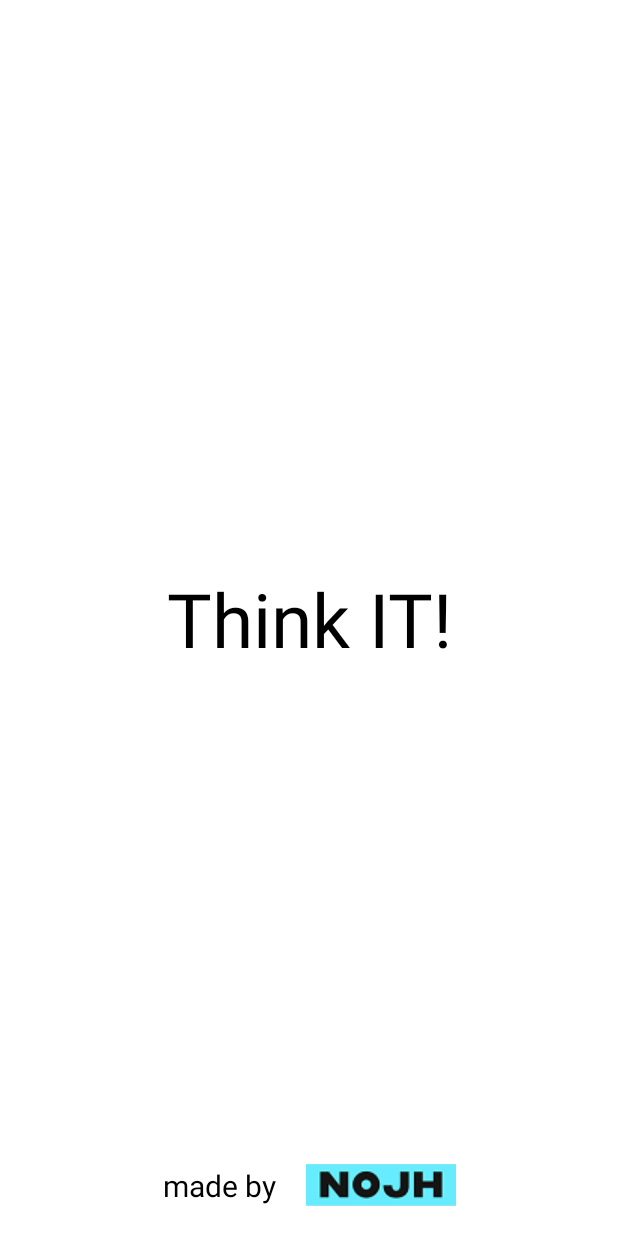
After one commit to chlqudco/ThinkIT, an Android app: the SplashActivity screen opened directly, with no data from a screen before it, on a phone screen of 412 x 824 dp. The commit adds this screen. Run offline under Robolectric (Android 15) with nearby library versions, the phone set to English and light mode, and no system bars.

Commit message:
SetUp 및 스플래시 화면 구현

```diff
--- /dev/null
+++ b/app/src/main/java/com/chlqudco/develop/thinkit/domain/Usecase.kt
@@ -0,0 +1,4 @@
+package com.chlqudco.develop.thinkit.domain
+
+interface Usecase {
+}
--- a/app/src/main/java/com/chlqudco/develop/thinkit/MainActivity.kt
+++ b/app/src/main/java/com/chlqudco/develop/thinkit/presentation/main/MainActivity.kt
@@ -1,11 +1,15 @@
-package com.chlqudco.develop.thinkit
+package com.chlqudco.develop.thinkit.presentation.main
 
 import androidx.appcompat.app.AppCompatActivity
 import android.os.Bundle
+import androidx.appcompat.app.AppCompatDelegate
+import com.chlqudco.develop.thinkit.R
 
 class MainActivity : AppCompatActivity() {
     override fun onCreate(savedInstanceState: Bundle?) {
         super.onCreate(savedInstanceState)
         setContentView(R.layout.activity_main)
+        //다크모드 금지
+        AppCompatDelegate.setDefaultNightMode(AppCompatDelegate.MODE_NIGHT_NO)
     }
 }
--- /dev/null
+++ b/app/src/main/java/com/chlqudco/develop/thinkit/presentation/splash/SplashActivity.kt
@@ -0,0 +1,23 @@
+package com.chlqudco.develop.thinkit.presentation.splash
+
+import android.annotation.SuppressLint
+import android.content.Intent
+import androidx.appcompat.app.AppCompatActivity
+import android.os.Bundle
+import androidx.appcompat.app.AppCompatDelegate
+import com.chlqudco.develop.thinkit.R
+import com.chlqudco.develop.thinkit.presentation.main.MainActivity
+
+@SuppressLint("CustomSplashScreen")
+class SplashActivity : AppCompatActivity() {
+    override fun onCreate(savedInstanceState: Bundle?) {
+        super.onCreate(savedInstanceState)
+        setContentView(R.layout.activity_splash)
+
+        //다크모드 금지
+        AppCompatDelegate.setDefaultNightMode(AppCompatDelegate.MODE_NIGHT_NO)
+
+        val intent = Intent(this, MainActivity::class.java)
+        startActivity(intent)
+    }
+}
--- a/app/src/main/res/layout/activity_main.xml
+++ b/app/src/main/res/layout/activity_main.xml
@@ -4,12 +4,12 @@
     xmlns:tools="http://schemas.android.com/tools"
     android:layout_width="match_parent"
     android:layout_height="match_parent"
-    tools:context=".MainActivity">
+    tools:context=".presentation.main.MainActivity">
 
     <TextView
         android:layout_width="wrap_content"
         android:layout_height="wrap_content"
-        android:text="Hello World!"
+        android:text="메인!"
         app:layout_constraintBottom_toBottomOf="parent"
         app:layout_constraintEnd_toEndOf="parent"
         app:layout_constraintStart_toStartOf="parent"
--- /dev/null
+++ b/app/src/main/res/layout/activity_splash.xml
@@ -0,0 +1,45 @@
+<?xml version="1.0" encoding="utf-8"?>
+<androidx.constraintlayout.widget.ConstraintLayout xmlns:android="http://schemas.android.com/apk/res/android"
+    xmlns:app="http://schemas.android.com/apk/res-auto"
+    xmlns:tools="http://schemas.android.com/tools"
+    android:layout_width="match_parent"
+    android:layout_height="match_parent"
+    tools:context=".presentation.splash.SplashActivity">
+
+    <TextView
+        app:layout_constraintStart_toStartOf="parent"
+        app:layout_constraintEnd_toEndOf="parent"
+        app:layout_constraintTop_toTopOf="parent"
+        app:layout_constraintBottom_toBottomOf="parent"
+        android:text="Think IT!"
+        android:textSize="50sp"
+        android:textColor="@color/black"
+        android:layout_width="wrap_content"
+        android:layout_height="wrap_content"
+        tools:ignore="HardcodedText" />
+
+    <TextView
+        android:id="@+id/SplashMadeByTextView"
+        android:layout_width="wrap_content"
+        android:layout_height="wrap_content"
+        android:text="made by"
+        android:textColor="@color/black"
+        android:textSize="20sp"
+        app:layout_constraintBottom_toBottomOf="parent"
+        app:layout_constraintEnd_toStartOf="@id/SplashTeamLogoImageView"
+        app:layout_constraintStart_toStartOf="parent"
+        android:layout_marginEnd="20dp"
+        app:layout_constraintHorizontal_chainStyle="packed"
+        android:layout_marginBottom="20dp"
+        tools:ignore="HardcodedText" />
+
+    <ImageView
+        android:id="@+id/SplashTeamLogoImageView"
+        android:layout_width="wrap_content"
+        android:layout_height="wrap_content"
+        android:src="@drawable/teamlogo2"
+        app:layout_constraintEnd_toEndOf="parent"
+        app:layout_constraintBottom_toBottomOf="@id/SplashMadeByTextView"
+        app:layout_constraintStart_toEndOf="@id/SplashMadeByTextView" />
+
+</androidx.constraintlayout.widget.ConstraintLayout>
--- a/app/src/main/res/values-night/themes.xml
+++ /dev/null
@@ -1,16 +0,0 @@
-<resources xmlns:tools="http://schemas.android.com/tools">
-    <!-- Base application theme. -->
-    <style name="Theme.ThinkIT" parent="Theme.MaterialComponents.DayNight.DarkActionBar">
-        <!-- Primary brand color. -->
-        <item name="colorPrimary">@color/purple_200</item>
-        <item name="colorPrimaryVariant">@color/purple_700</item>
-        <item name="colorOnPrimary">@color/black</item>
-        <!-- Secondary brand color. -->
-        <item name="colorSecondary">@color/teal_200</item>
-        <item name="colorSecondaryVariant">@color/teal_200</item>
-        <item name="colorOnSecondary">@color/black</item>
-        <!-- Status bar color. -->
-        <item name="android:statusBarColor">?attr/colorPrimaryVariant</item>
-        <!-- Customize your theme here. -->
-    </style>
-</resources>
--- a/app/src/main/res/values/themes.xml
+++ b/app/src/main/res/values/themes.xml
@@ -1,6 +1,6 @@
 <resources xmlns:tools="http://schemas.android.com/tools">
     <!-- Base application theme. -->
-    <style name="Theme.ThinkIT" parent="Theme.MaterialComponents.DayNight.DarkActionBar">
+    <style name="Theme.ThinkIT" parent="Theme.MaterialComponents.DayNight.NoActionBar">
         <!-- Primary brand color. -->
         <item name="colorPrimary">@color/purple_500</item>
         <item name="colorPrimaryVariant">@color/purple_700</item>
```
Also changed, not shown: app/build.gradle (+13 -0 lines), app/src/main/AndroidManifest.xml (+9 -2 lines), app/src/main/java/com/chlqudco/develop/thinkit/di/AppApplication.kt (added, +20 -0 lines), app/src/main/java/com/chlqudco/develop/thinkit/di/AppModule.kt (added, +19 -0 lines), app/src/main/java/com/chlqudco/develop/thinkit/presentation/base/BaseActivity.kt (added, +24 -0 lines), app/src/main/java/com/chlqudco/develop/thinkit/presentation/base/BaseViewModel.kt (added, +7 -0 lines), app/src/main/res/drawable/teamlogo.png (added), app/src/main/res/drawable/teamlogo2.PNG (added).
